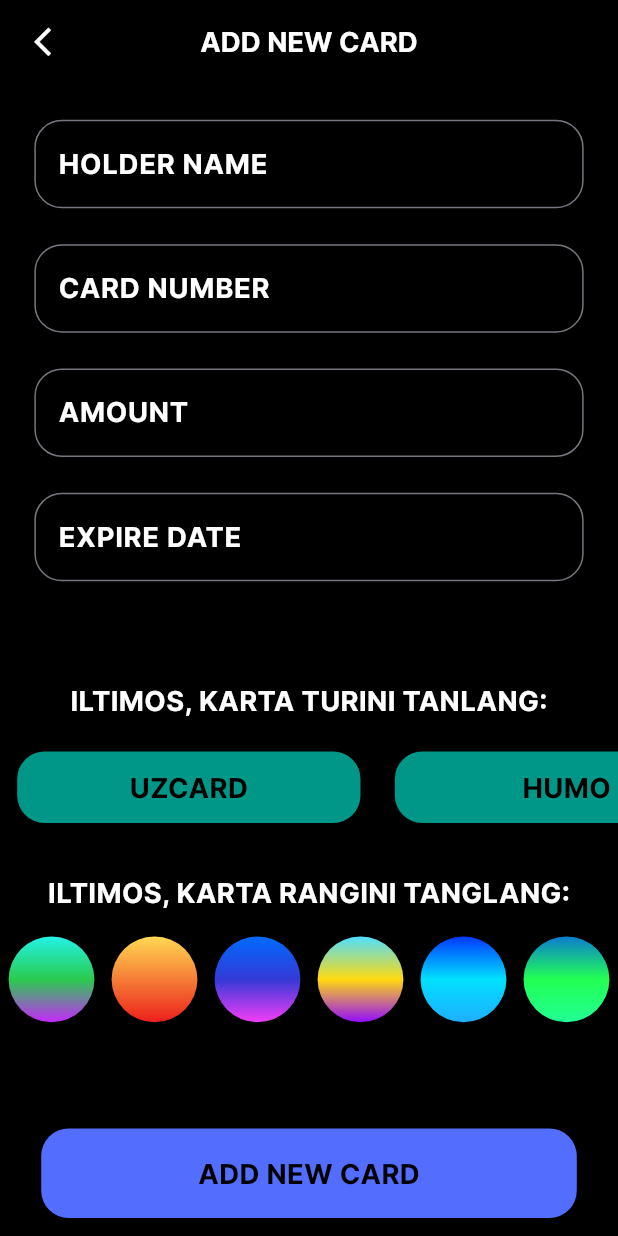
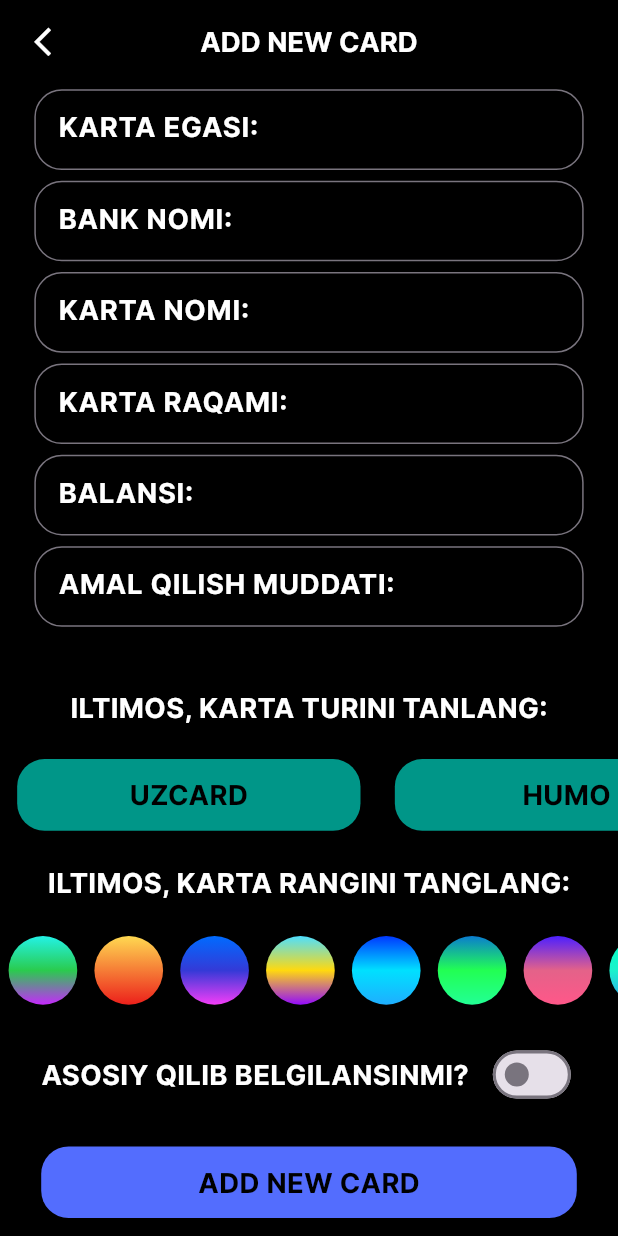
Before and after one commit to abdushukur77/practidse, a Flutter app: the screen it shows after launch, after a tap on the "add" icon, on a phone screen of 412 x 824 dp. Run offline on Flutter 3.47's test engine with Material 3 defaults, Android fonts, the phone set to English and light mode, and no system bars; drawn by our look-alikes of zoom_tap_animation; our stand-ins replace dio, flutter_bloc, flutter_local_notifications, flutter_screenutil, flutter_svg, permission_handler; network calls fail.

Commit message:
INITIAL COMMIT

```diff
--- a/lib/screens/add_new_card/add_new_card_screen.dart
+++ b/lib/screens/add_new_card/add_new_card_screen.dart
@@ -14,7 +14,12 @@
 import 'package:zoom_tap_animation/zoom_tap_animation.dart';
 
 class AddNewCardScreen extends StatefulWidget {
-  const AddNewCardScreen({super.key});
+  const AddNewCardScreen({
+    super.key,
+    required this.voidCallback,
+  });
+
+  final Function voidCallback;
 
   @override
   State<AddNewCardScreen> createState() => _AddNewCardScreenState();
@@ -22,23 +27,31 @@
 
 class _AddNewCardScreenState extends State<AddNewCardScreen> {
   final TextInputType holderNameInputType = TextInputType.text;
+  final TextInputType cardNameInputType = TextInputType.text;
+  final TextInputType bankNameInputType = TextInputType.text;
   final TextInputType cardNumberInputType = TextInputType.number;
   final TextInputType amountInputType = TextInputType.number;
   final TextInputType expireDateInputType = TextInputType.datetime;
 
   List<TextInputType> inputTypes = [];
   final List<String> titles = [
-    "HOLDER NAME",
-    "CARD NUMBER",
-    "AMOUNT",
-    "EXPIRE DATE",
+    "KARTA EGASI:",
+    "BANK NOMI:",
+    "KARTA NOMI:",
+    "KARTA RAQAMI:",
+    "BALANSI:",
+    "AMAL QILISH MUDDATI:",
   ];
   List<String> values = [
     "",
     "",
     "",
     "",
+    "",
+    "",
   ];
+
+  bool isMain = false;
 
   @override
   void initState() {
@@ -49,6 +62,8 @@
   _init() {
     inputTypes = [
       holderNameInputType,
+      bankNameInputType,
+      cardNameInputType,
       cardNumberInputType,
       amountInputType,
       expireDateInputType,
@@ -58,6 +73,7 @@
   var formKey = GlobalKey<FormState>();
   int activeTypeIndex = -1;
   int activeColorIndex = -1;
+  String cardType = '';
 
   @override
   Widget build(BuildContext context) {
@@ -104,19 +120,21 @@
                 physics: const NeverScrollableScrollPhysics(),
                 padding: EdgeInsets.symmetric(
                   horizontal: 20.w,
-                  vertical: 10.h,
                 ),
                 child: Form(
                   key: formKey,
                   child: Column(
+                    mainAxisSize: MainAxisSize.max,
                     crossAxisAlignment: CrossAxisAlignment.center,
                     children: [
                       ...List.generate(
                         inputTypes.length,
                         (index) => Padding(
                           padding: EdgeInsets.symmetric(
-                            vertical: 10.h,
+                            vertical: 3.h,
                           ),
+                          child: SizedBox(
+                            height: 45.h,
                             child: TextFormField(
                               autovalidateMode:
                                   AutovalidateMode.onUserInteraction,
@@ -131,13 +149,23 @@
                                   }
                                 }
                                 if (index == 1) {
+                                  if (v == null || v.length < 5) {
+                                    return "ILTIMOS, BANK NOMINI TO'LIQ KIRITING!!!";
+                                  }
+                                }
+                                if (index == 2) {
+                                  if (v == null || v.length < 5) {
+                                    return "ILTIMOS, BANK NOMINI TO'LIQ KIRITING!!!";
+                                  }
+                                }
+                                if (index == 3) {
                                   if (v == null ||
                                       v.length < 16 ||
                                       v.length > 16) {
                                     return 'KARTA RAQAMI 16 XONALIK BOLISHI KERAK!!!';
                                   }
                                 }
-                              if (index == 2) {
+                                if (index == 4) {
                                   if (v!.isEmpty) {
                                     return "ILTIMOS, KAMIDA 1000 UZS KIRITING!!!";
                                   } else {
@@ -146,7 +174,7 @@
                                     }
                                   }
                                 }
-                              if (index == 3) {
+                                if (index == 5) {
                                   // if(){}
                                 }
                                 return null;
@@ -155,10 +183,16 @@
                                 color: AppColors.white,
                               ),
                               keyboardType: inputTypes[index],
-                            textInputAction: index == 3
+                              textInputAction: index == 5
                                   ? TextInputAction.done
                                   : TextInputAction.next,
                               decoration: InputDecoration(
+                                errorBorder: OutlineInputBorder(
+                                  borderSide: BorderSide(
+                                    color: Colors.red,
+                                   width:  2.w,
+                                  )
+                                ),
                                 border: OutlineInputBorder(
                                   borderRadius: BorderRadius.circular(
                                     16.r,
@@ -167,6 +201,7 @@
                                 hintText: titles[index],
                                 hintStyle: AppTextStyle.interBold.copyWith(
                                   color: AppColors.white,
+                                ),
                               ),
                             ),
                           ),
@@ -200,6 +235,7 @@
                       (index) => ZoomTapAnimation(
                         onTap: () {
                           activeTypeIndex = index;
+                          cardType = cardTypes[index];
                           setState(() {});
                         },
                         child: Container(
@@ -234,7 +270,7 @@
               ),
             ),
             SizedBox(
-              height: 20.h,
+              height: 10.h,
             ),
             Center(
               child: Text(
@@ -265,8 +301,8 @@
                           margin: EdgeInsets.symmetric(
                             horizontal: 5.w,
                           ),
-                        height: activeColorIndex == index ? 70.w : 50.w,
-                        width: activeColorIndex == index ? 70.w : 50.w,
+                          height: activeColorIndex == index ? 50.w : 40.w,
+                          width: activeColorIndex == index ? 50.w : 40.w,
                           decoration: BoxDecoration(
                             shape: BoxShape.circle,
                             gradient: LinearGradient(
@@ -277,20 +313,12 @@
                           ),
                           child: Center(
                             child: activeColorIndex == index
-                              ? Container(
-                                  height: 35.w,
-                                  width: 35.w,
-                                  decoration: const BoxDecoration(
-                                    shape: BoxShape.circle,
-                                    color: AppColors.black,
-                                  ),
-                                  child: Center(
+                                ? Center(
                                     child: SvgPicture.asset(
                                       AppImages.tick,
-                                      width: 30.w,
-                                      height: 30.h,
+                                      width: 20.w,
+                                      height: 20.h,
                                       fit: BoxFit.fill,
-                                    ),
                                     ),
                                   )
                                 : const SizedBox(),
@@ -300,14 +328,45 @@
                     ),
                   ],
                 ),
-            )),
-            const Spacer(),
+              ),
+            ),
+            SizedBox(
+              height: 10.h,
+            ),
+            Padding(
+              padding: EdgeInsets.symmetric(
+                horizontal: 24.w,
+              ),
+              child: Row(
+                mainAxisAlignment: MainAxisAlignment.spaceBetween,
+                children: [
+                  Text(
+                    "ASOSIY QILIB BELGILANSINMI?",
+                    style: AppTextStyle.interBold.copyWith(
+                      color: AppColors.white,
+                    ),
+                  ),
+                  Switch(
+                    value: isMain,
+                    onChanged: (value) {
+                      setState(() {
+                        isMain = value;
+                        debugPrint("\$\$\$\$\$\n$value\n\$\$\$\$\$");
+                      });
+                    },
+                  ),
+                ],
+              ),
+            ),
+            SizedBox(
+              height: 20.h,
+            ),
             Padding(
               padding: EdgeInsets.symmetric(
                 horizontal: 24.w,
               ),
               child: Ink(
-                height: 50.h,
+                height: 40.h,
                 width: double.infinity,
                 decoration: BoxDecoration(
                   color: Colors.indigoAccent,
@@ -320,22 +379,22 @@
                     16.r,
                   ),
                   onTap: () {
-                    if (formKey.currentState!.validate()) {
+                    if (formKey.currentState!.validate() &&
+                        cardType != '' &&
+                        activeColorIndex != -1 &&
+                        activeTypeIndex != -1 &&
+                        cardType != '') {
                       CardModel cardModel = CardModel(
-                        color: [
-                          "0xFF23F2E6",
-                          "0xFF2ACB4E",
-                          "0xFFC529FC",
-                        ],
-                        amount: double.parse(values[2]),
-                        cardNumber: values[1],
-                        expireDate: values[3],
-                        bankName: "MILLIY BANK",
-                        cardName: "HOME",
-                        isMain: false,
+                        color: madeColorList(activeColorIndex),
+                        amount: double.parse(values[4]),
+                        cardNumber: values[3],
+                        expireDate: values[5],
+                        bankName: values[1],
+                        cardName: values[2],
+                        isMain: isMain,
                         ownerName: values[0],
                         uuid: '',
-                        providerName: "UZCARD",
+                        providerName: cardType,
                       );
                       context.read<CardsBloc>().add(
                             AddCardEvent(
@@ -357,6 +416,7 @@
                             "${values[1]} RAQAMLI KARTA MUVAFFAQIYATLI QO'SHILDI!!!",
                         id: DateTime.now().millisecond,
                       );
+                      widget.voidCallback.call();
                       Navigator.pop(context);
                     } else {
                       ScaffoldMessenger.of(context).showSnackBar(
@@ -388,11 +448,3 @@
     );
   }
 }
-
-List<String> cardTypes = [
-  "UZCARD",
-  "HUMO",
-  "VISA",
-  "MASTERCARD",
-  "UNION PAY",
-];
--- a/lib/screens/tab_box/card/card_screen.dart
+++ b/lib/screens/tab_box/card/card_screen.dart
@@ -44,7 +44,13 @@
                 Navigator.push(
                   context,
                   MaterialPageRoute(
-                    builder: (context) => const AddNewCardScreen(),
+                    builder: (context) => AddNewCardScreen(
+                      voidCallback: () {
+                        context.read<CardsBloc>().add(
+                              GetCardsEvent(),
+                            );
+                      },
+                    ),
                   ),
                 );
               },
```
Also changed, not shown: lib/utils/utility_functions/utility_functions.dart (+18 -0 lines). Lines whose indentation alone changed are shown as unchanged.
